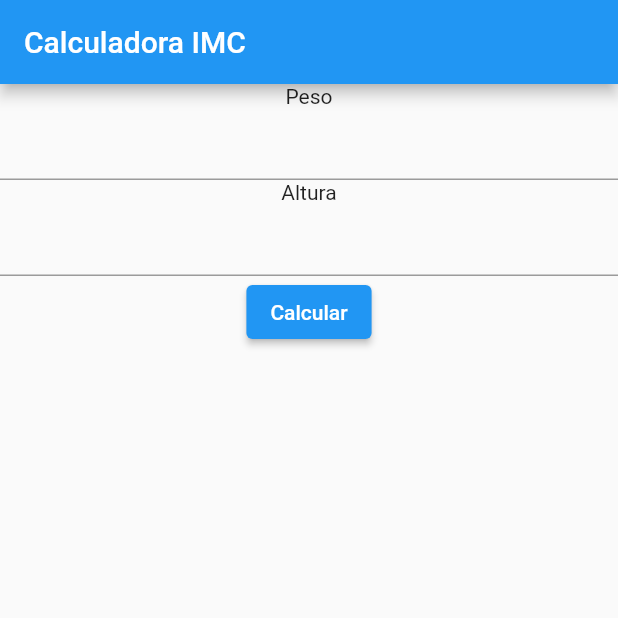
After one commit to NobreMateus/imc_calculator_flutter, a Flutter app: the screen it shows after launch, after a tap on "Calcular", on a phone screen of 412 x 824 dp, the top half of it. The commit adds this screen. Run offline on Flutter 3.47's test engine with Material 2 defaults, Android fonts, the phone set to English and light mode, and no system bars.

Commit message:
refactor view components

```diff
--- a/lib/main.dart
+++ b/lib/main.dart
@@ -1,7 +1,8 @@
 import 'package:flutter/material.dart';
-import 'package:imc_calculator/presentation/ImcCalculator/imc_calculator.dart';
-import 'package:imc_calculator/presentation/ImcCalculator/imc_calculator_viewmodel.dart';
+import 'package:imc_calculator/presentation/ImcCalculator/viewModel/imc_calculator_viewmodel.dart';
 import 'package:provider/provider.dart';
+
+import 'presentation/ImcCalculator/view/imc_calculator_screen.dart';
 
 void main() {
   runApp(ChangeNotifierProvider(
@@ -30,7 +31,7 @@ class MyApp extends StatelessWidget {
         // is not restarted.
         primarySwatch: Colors.blue,
       ),
-      home: ImcCalculatorScreen(),
+      home: const ImcCalculatorScreen(),
     );
   }
 }
--- /dev/null
+++ b/lib/presentation/ImcCalculator/view/calculator_form.dart
@@ -0,0 +1,36 @@
+import 'package:flutter/material.dart';
+import 'package:provider/provider.dart';
+import '../viewModel/imc_calculator_viewmodel.dart';
+import 'custom_textfield.dart';
+
+class CalculatorForm extends StatelessWidget {
+  CalculatorForm({Key? key}) : super(key: key);
+
+  TextEditingController weightController = TextEditingController();
+  TextEditingController heightController = TextEditingController();
+
+  @override
+  Widget build(BuildContext context) {
+    return Form(
+      child: Column(
+        children: [
+          CustomTextField(
+            label: "Peso",
+            controller: weightController,
+          ),
+          CustomTextField(
+            label: "Altura",
+            controller: heightController,
+          ),
+          ElevatedButton(
+            onPressed: () {
+              Provider.of<ImcCalculatorViewModel>(context, listen: false)
+                  .parseAndUpdate(weightController.text, heightController.text);
+            },
+            child: const Text("Calcular"),
+          ),
+        ],
+      ),
+    );
+  }
+}
--- /dev/null
+++ b/lib/presentation/ImcCalculator/view/custom_textfield.dart
@@ -0,0 +1,20 @@
+import 'package:flutter/material.dart';
+
+class CustomTextField extends StatelessWidget {
+  final String label;
+  final TextEditingController? controller;
+
+  const CustomTextField({super.key, required this.label, this.controller});
+
+  @override
+  Widget build(BuildContext context) {
+    return Column(
+      children: [
+        Text(label),
+        TextField(
+          controller: controller,
+        ),
+      ],
+    );
+  }
+}
--- /dev/null
+++ b/lib/presentation/ImcCalculator/view/imc_calculator_body.dart
@@ -0,0 +1,17 @@
+import 'package:flutter/material.dart';
+import 'calculator_form.dart';
+import 'imc_result_card.dart';
+
+class ImcCalculatorBody extends StatelessWidget {
+  const ImcCalculatorBody({Key? key}) : super(key: key);
+
+  @override
+  Widget build(BuildContext context) {
+    return Column(
+      children: [
+        CalculatorForm(),
+        const ImcResultCard(),
+      ],
+    );
+  }
+}
--- /dev/null
+++ b/lib/presentation/ImcCalculator/view/imc_calculator_screen.dart
@@ -0,0 +1,16 @@
+import 'package:flutter/material.dart';
+import 'imc_calculator_body.dart';
+
+class ImcCalculatorScreen extends StatelessWidget {
+  const ImcCalculatorScreen({Key? key}) : super(key: key);
+
+  @override
+  Widget build(BuildContext context) {
+    return Scaffold(
+      appBar: AppBar(
+        title: const Text("Calculadora IMC"),
+      ),
+      body: const ImcCalculatorBody(),
+    );
+  }
+}
--- /dev/null
+++ b/lib/presentation/ImcCalculator/view/imc_result_card.dart
@@ -0,0 +1,17 @@
+import 'package:flutter/material.dart';
+import 'package:imc_calculator/presentation/ImcCalculator/viewModel/imc_calculator_viewmodel.dart';
+import 'package:provider/provider.dart';
+
+class ImcResultCard extends StatelessWidget {
+  const ImcResultCard({Key? key}) : super(key: key);
+
+  @override
+  Widget build(BuildContext context) {
+    return Consumer<ImcCalculatorViewModel>(
+        builder: ((context, viewModel, child) {
+      return viewModel.shouldShowImcResult()
+          ? Text(viewModel.imcToString())
+          : Container();
+    }));
+  }
+}
```
Also changed, not shown: lib/presentation/ImcCalculator/imc_calculator.dart (deleted, +0 -101 lines), lib/presentation/ImcCalculator/viewModel/imc_calculator_viewmodel.dart (renamed from lib/presentation/ImcCalculator/imc_calculator_viewmodel.dart).
